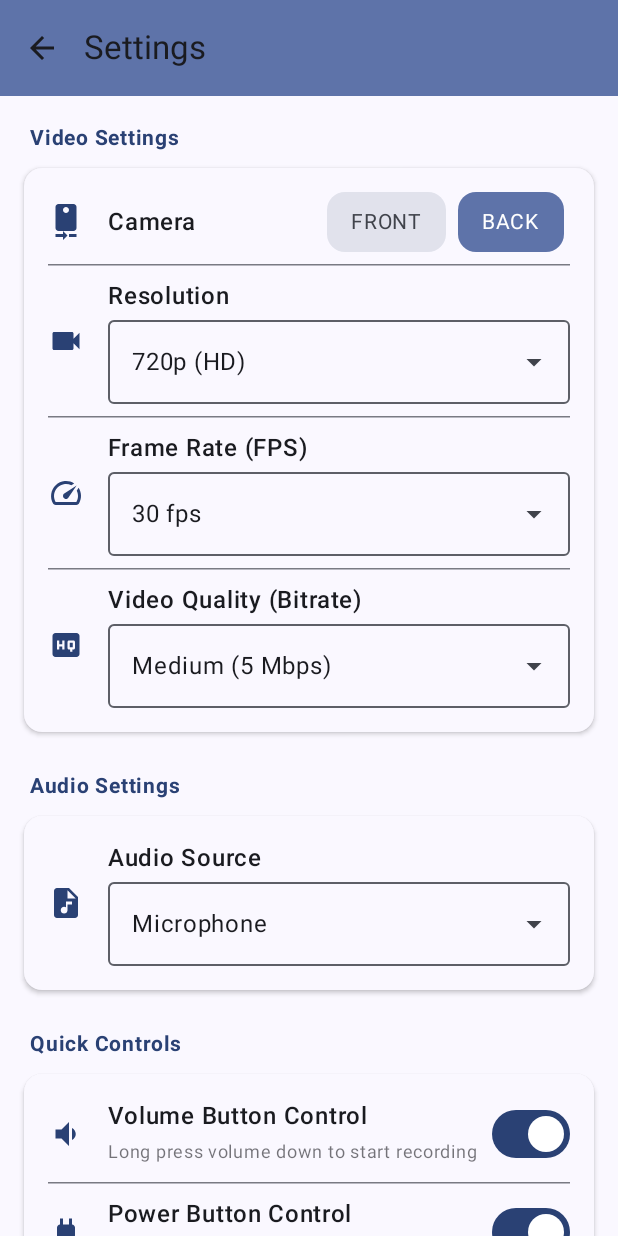
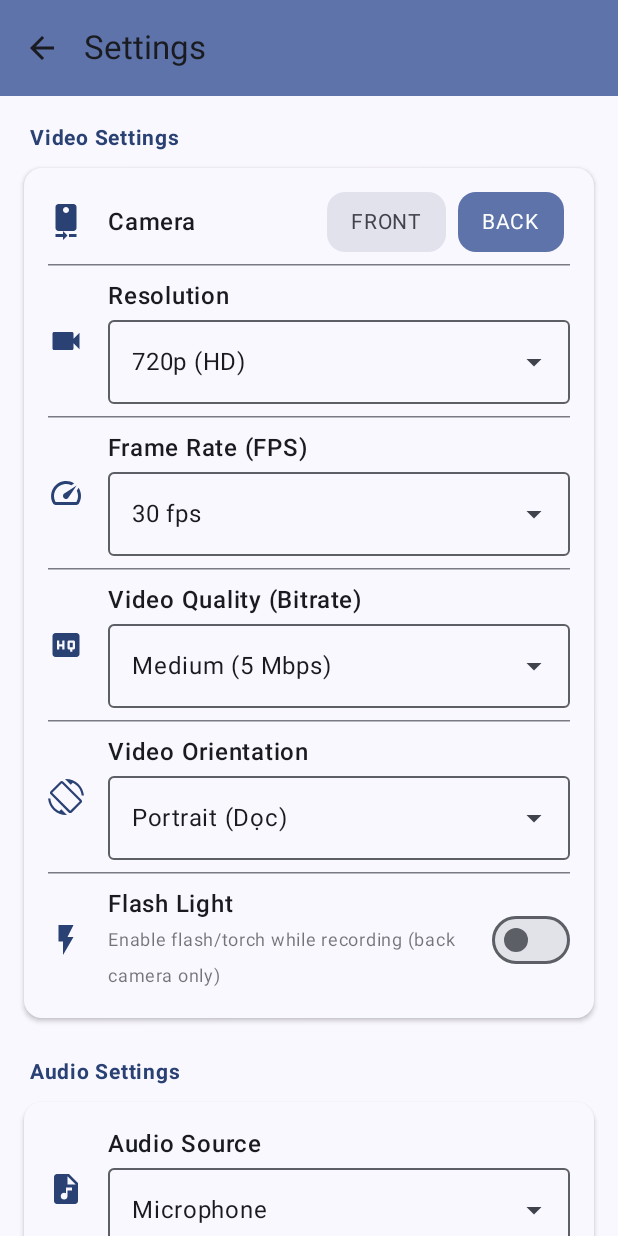
Before and after one commit to Tien-DT/HiddenCam-Kotlin, an Android app built with Jetpack Compose: the SettingsScreen screen opened through its navigation route, on a phone screen of 412 x 824 dp. Run offline under Robolectric (Android 15) with nearby library versions, the phone set to English and light mode, and no system bars; our stand-ins replace Dagger/Hilt's generated code.

Commit message:
feat: add orentation setting

```diff
--- a/app/src/main/java/com/example/hiddencam/data/local/SettingsDataStore.kt
+++ b/app/src/main/java/com/example/hiddencam/data/local/SettingsDataStore.kt
@@ -11,6 +11,7 @@ import androidx.datastore.preferences.preferencesDataStore
 import com.example.hiddencam.domain.model.AudioSource
 import com.example.hiddencam.domain.model.CameraFacing
 import com.example.hiddencam.domain.model.VideoBitrate
+import com.example.hiddencam.domain.model.VideoOrientation
 import com.example.hiddencam.domain.model.VideoResolution
 import com.example.hiddencam.domain.model.VideoSettings
 import dagger.hilt.android.qualifiers.ApplicationContext
@@ -34,6 +35,8 @@ class SettingsDataStore @Inject constructor(
         val AUDIO_SOURCE = stringPreferencesKey("audio_source")
         val VOLUME_BUTTON_ENABLED = booleanPreferencesKey("volume_button_enabled")
         val POWER_BUTTON_ENABLED = booleanPreferencesKey("power_button_enabled")
+        val ORIENTATION = stringPreferencesKey("orientation")
+        val FLASH_ENABLED = booleanPreferencesKey("flash_enabled")
     }
 
     val settingsFlow: Flow<VideoSettings> = context.dataStore.data.map { preferences ->
@@ -52,7 +55,11 @@ class SettingsDataStore @Inject constructor(
                 AudioSource.valueOf(it)
             } ?: AudioSource.MICROPHONE,
             volumeButtonEnabled = preferences[PreferencesKeys.VOLUME_BUTTON_ENABLED] ?: true,
-            powerButtonEnabled = preferences[PreferencesKeys.POWER_BUTTON_ENABLED] ?: true
+            powerButtonEnabled = preferences[PreferencesKeys.POWER_BUTTON_ENABLED] ?: true,
+            orientation = preferences[PreferencesKeys.ORIENTATION]?.let {
+                VideoOrientation.valueOf(it)
+            } ?: VideoOrientation.PORTRAIT,
+            flashEnabled = preferences[PreferencesKeys.FLASH_ENABLED] ?: false
         )
     }
 
@@ -101,4 +108,16 @@ class SettingsDataStore @Inject constructor(
             preferences[PreferencesKeys.POWER_BUTTON_ENABLED] = enabled
         }
     }
+
+    suspend fun setOrientation(orientation: VideoOrientation) {
+        context.dataStore.edit { preferences ->
+            preferences[PreferencesKeys.ORIENTATION] = orientation.name
+        }
+    }
+
+    suspend fun setFlashEnabled(enabled: Boolean) {
+        context.dataStore.edit { preferences ->
+            preferences[PreferencesKeys.FLASH_ENABLED] = enabled
+        }
+    }
 }
--- a/app/src/main/java/com/example/hiddencam/domain/model/VideoSettings.kt
+++ b/app/src/main/java/com/example/hiddencam/domain/model/VideoSettings.kt
@@ -10,7 +10,9 @@ data class VideoSettings(
     val bitrate: VideoBitrate = VideoBitrate.MEDIUM,
     val audioSource: AudioSource = AudioSource.MICROPHONE,
     val volumeButtonEnabled: Boolean = true,
-    val powerButtonEnabled: Boolean = true
+    val powerButtonEnabled: Boolean = true,
+    val orientation: VideoOrientation = VideoOrientation.PORTRAIT,
+    val flashEnabled: Boolean = false
 )
 
 enum class CameraFacing {
@@ -37,3 +39,8 @@ enum class AudioSource(val displayName: String) {
     MICROPHONE("Microphone"),
     CAMCORDER("Camcorder (optimized)")
 }
+
+enum class VideoOrientation(val displayName: String) {
+    PORTRAIT("Portrait (Dọc)"),
+    LANDSCAPE("Landscape (Ngang)")
+}
--- a/app/src/main/java/com/example/hiddencam/domain/repository/SettingsRepository.kt
+++ b/app/src/main/java/com/example/hiddencam/domain/repository/SettingsRepository.kt
@@ -3,6 +3,7 @@ package com.example.hiddencam.domain.repository
 import com.example.hiddencam.domain.model.AudioSource
 import com.example.hiddencam.domain.model.CameraFacing
 import com.example.hiddencam.domain.model.VideoBitrate
+import com.example.hiddencam.domain.model.VideoOrientation
 import com.example.hiddencam.domain.model.VideoResolution
 import com.example.hiddencam.domain.model.VideoSettings
 import kotlinx.coroutines.flow.Flow
@@ -56,4 +57,14 @@ interface SettingsRepository {
      * Enable/disable power button control
      */
     suspend fun setPowerButtonEnabled(enabled: Boolean)
+
+    /**
+     * Update video orientation (portrait/landscape)
+     */
+    suspend fun setOrientation(orientation: VideoOrientation)
+
+    /**
+     * Enable/disable flash light
+     */
+    suspend fun setFlashEnabled(enabled: Boolean)
 }
--- a/app/src/main/java/com/example/hiddencam/presentation/screens/home/HomeScreen.kt
+++ b/app/src/main/java/com/example/hiddencam/presentation/screens/home/HomeScreen.kt
@@ -20,6 +20,7 @@ import androidx.compose.foundation.layout.width
 import androidx.compose.foundation.shape.CircleShape
 import androidx.compose.foundation.shape.RoundedCornerShape
 import androidx.compose.material.icons.Icons
+import androidx.compose.material.icons.filled.BatteryAlert
 import androidx.compose.material.icons.filled.Pause
 import androidx.compose.material.icons.filled.PlayArrow
 import androidx.compose.material.icons.filled.Settings
@@ -37,6 +38,7 @@ import androidx.compose.material3.IconButtonDefaults
 import androidx.compose.material3.MaterialTheme
 import androidx.compose.material3.Scaffold
 import androidx.compose.material3.Text
+import androidx.compose.material3.TextButton
 import androidx.compose.material3.TopAppBar
 import androidx.compose.material3.TopAppBarDefaults
 import androidx.compose.runtime.Composable
@@ -60,6 +62,7 @@ import com.example.hiddencam.data.service.VideoRecordingService
 import com.example.hiddencam.domain.model.CameraFacing
 import com.example.hiddencam.domain.model.RecordingState
 import com.example.hiddencam.domain.model.VideoSettings
+import com.example.hiddencam.presentation.util.BatteryOptimizationHelper
 import kotlinx.coroutines.delay
 
 @OptIn(ExperimentalMaterial3Api::class)
@@ -73,6 +76,9 @@ fun HomeScreen(
     viewModel: HomeViewModel = hiltViewModel()
 ) {
     val context = LocalContext.current
+    var showBatteryOptimizationWarning by remember {
+        mutableStateOf(!BatteryOptimizationHelper.isIgnoringBatteryOptimizations(context))
+    }
 
     Scaffold(
         topBar = {
@@ -100,6 +106,18 @@ fun HomeScreen(
             horizontalAlignment = Alignment.CenterHorizontally,
             verticalArrangement = Arrangement.SpaceBetween
         ) {
+            // Battery Optimization Warning
+            if (showBatteryOptimizationWarning && allPermissionsGranted) {
+                BatteryOptimizationCard(
+                    onRequestOptimization = {
+                        BatteryOptimizationHelper.requestIgnoreBatteryOptimizations(context)
+                        showBatteryOptimizationWarning = false
+                    },
+                    onDismiss = { showBatteryOptimizationWarning = false }
+                )
+                Spacer(modifier = Modifier.height(8.dp))
+            }
+
             // Status Card
             StatusCard(
                 recordingState = recordingState,
@@ -133,6 +151,53 @@ fun HomeScreen(
 
             // Quick Tips
             QuickTipsCard(settings = settings)
+        }
+    }
+}
+
+@Composable
+private fun BatteryOptimizationCard(
+    onRequestOptimization: () -> Unit,
+    onDismiss: () -> Unit
+) {
+    Card(
+        modifier = Modifier.fillMaxWidth(),
+        colors = CardDefaults.cardColors(
+            containerColor = Color(0xFFFFF3E0)
+        )
+    ) {
+        Row(
+            modifier = Modifier
+                .fillMaxWidth()
+                .padding(12.dp),
+            verticalAlignment = Alignment.CenterVertically
+        ) {
+            Icon(
+                imageVector = Icons.Default.BatteryAlert,
+                contentDescription = null,
+                tint = Color(0xFFFF9800),
+                modifier = Modifier.size(24.dp)
+            )
+            Spacer(modifier = Modifier.width(12.dp))
+            Column(modifier = Modifier.weight(1f)) {
+                Text(
+                    text = "Battery Optimization",
+                    fontWeight = FontWeight.Bold,
+                    fontSize = 14.sp,
+                    color = Color(0xFFE65100)
+                )
+                Text(
+                    text = "Disable battery optimization to prevent recording from stopping",
+                    fontSize = 12.sp,
+                    color = Color(0xFF795548)
+                )
+            }
+            TextButton(onClick = onRequestOptimization) {
+                Text("Allow", color = Color(0xFFFF5722))
+            }
+            TextButton(onClick = onDismiss) {
+                Text("Later", color = Color.Gray)
+            }
         }
     }
 }
--- a/app/src/main/java/com/example/hiddencam/presentation/screens/settings/SettingsScreen.kt
+++ b/app/src/main/java/com/example/hiddencam/presentation/screens/settings/SettingsScreen.kt
@@ -17,8 +17,10 @@ import androidx.compose.material.icons.automirrored.filled.VolumeDown
 import androidx.compose.material.icons.filled.AudioFile
 import androidx.compose.material.icons.filled.CameraFront
 import androidx.compose.material.icons.filled.CameraRear
+import androidx.compose.material.icons.filled.FlashOn
 import androidx.compose.material.icons.filled.HighQuality
 import androidx.compose.material.icons.filled.Power
+import androidx.compose.material.icons.filled.ScreenRotation
 import androidx.compose.material.icons.filled.Speed
 import androidx.compose.material.icons.filled.Videocam
 import androidx.compose.material3.Card
@@ -48,12 +50,14 @@ import androidx.compose.ui.Alignment
 import androidx.compose.ui.Modifier
 import androidx.compose.ui.graphics.vector.ImageVector
 import androidx.compose.ui.text.font.FontWeight
+import androidx.compose.ui.tooling.preview.Preview
 import androidx.compose.ui.unit.dp
 import androidx.compose.ui.unit.sp
 import androidx.hilt.navigation.compose.hiltViewModel
 import com.example.hiddencam.domain.model.AudioSource
 import com.example.hiddencam.domain.model.CameraFacing
 import com.example.hiddencam.domain.model.VideoBitrate
+import com.example.hiddencam.domain.model.VideoOrientation
 import com.example.hiddencam.domain.model.VideoResolution
 import com.example.hiddencam.domain.model.VideoSettings
 
@@ -143,6 +147,32 @@ fun SettingsScreen(
                             viewModel.setBitrate(it)
                         }
                     }
+                )
+
+                HorizontalDivider(modifier = Modifier.padding(vertical = 8.dp))
+
+                // Orientation
+                DropdownSettingItem(
+                    icon = Icons.Default.ScreenRotation,
+                    title = "Video Orientation",
+                    currentValue = currentSettings.orientation.displayName,
+                    options = VideoOrientation.entries.map { it.displayName },
+                    onOptionSelected = { selected ->
+                        VideoOrientation.entries.find { it.displayName == selected }?.let {
+                            viewModel.setOrientation(it)
+                        }
+                    }
+                )
+
+                HorizontalDivider(modifier = Modifier.padding(vertical = 8.dp))
+
+                // Flash
+                SwitchSettingItem(
+                    icon = Icons.Default.FlashOn,
+                    title = "Flash Light",
+                    description = "Enable flash/torch while recording (back camera only)",
+                    isChecked = currentSettings.flashEnabled,
+                    onCheckedChange = { viewModel.setFlashEnabled(it) }
                 )
             }
 
--- a/app/src/main/res/values/strings.xml
+++ b/app/src/main/res/values/strings.xml
@@ -1,3 +1,8 @@
 <resources>
     <string name="app_name">HiddenCam</string>
+    <string name="widget_description">Quick recording widget - tap to start/stop recording</string>
+    <string name="widget_tap_to_record">Tap to Record</string>
+    <string name="widget_recording">Recording…</string>
+    <string name="widget_tap_to_stop">Tap to Stop</string>
+    <string name="widget_record_button">Record button</string>
 </resources>
```
Also changed, not shown: app/src/main/AndroidManifest.xml (+16 -0 lines), app/src/main/java/com/example/hiddencam/data/repository/SettingsRepositoryImpl.kt (+9 -0 lines), app/src/main/java/com/example/hiddencam/data/service/VideoRecordingService.kt (+67 -15 lines), app/src/main/java/com/example/hiddencam/domain/usecase/UpdateSettingsUseCase.kt (+9 -0 lines), app/src/main/java/com/example/hiddencam/presentation/screens/settings/SettingsViewModel.kt (+13 -0 lines), app/src/main/java/com/example/hiddencam/presentation/util/BatteryOptimizationHelper.kt (added, +42 -0 lines), app/src/main/java/com/example/hiddencam/presentation/widget/RecordingWidgetReceiver.kt (added, +126 -0 lines), app/src/main/res/drawable/ic_stop_recording.xml (added, +13 -0 lines), app/src/main/res/drawable/ic_videocam.xml (added, +10 -0 lines), app/src/main/res/drawable/widget_background.xml (added, +9 -0 lines), app/src/main/res/drawable/widget_background_recording.xml (added, +9 -0 lines), app/src/main/res/layout/widget_recording.xml (added, +40 -0 lines), app/src/main/res/xml/recording_widget_info.xml (added, +12 -0 lines), 1 other file.
